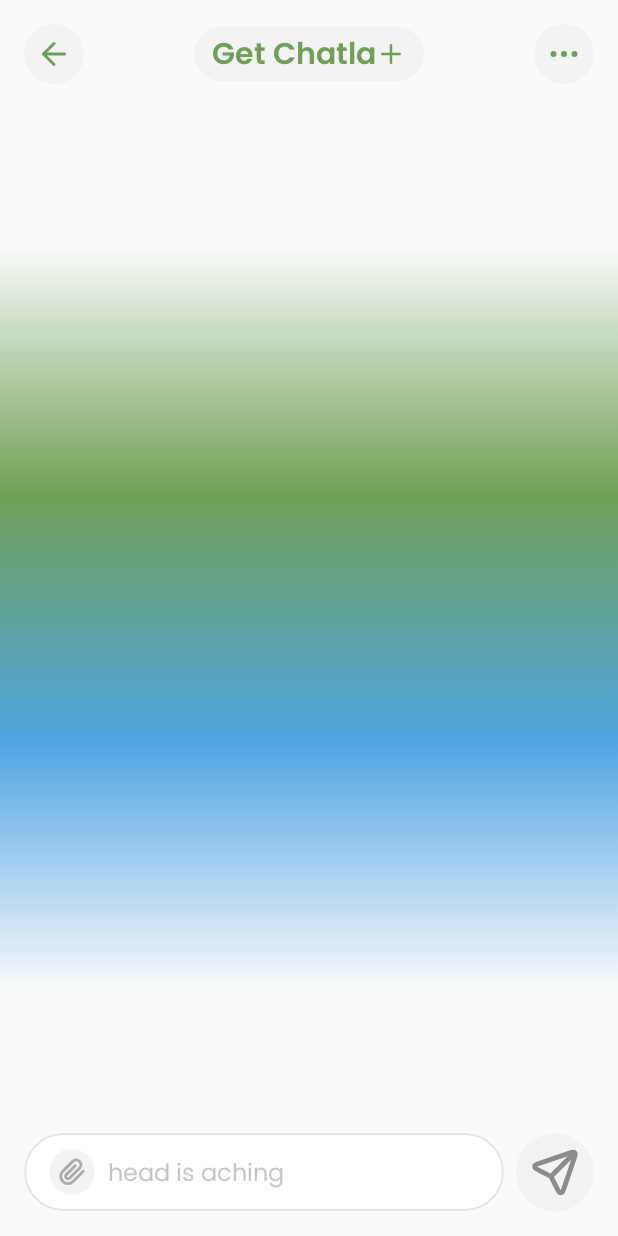
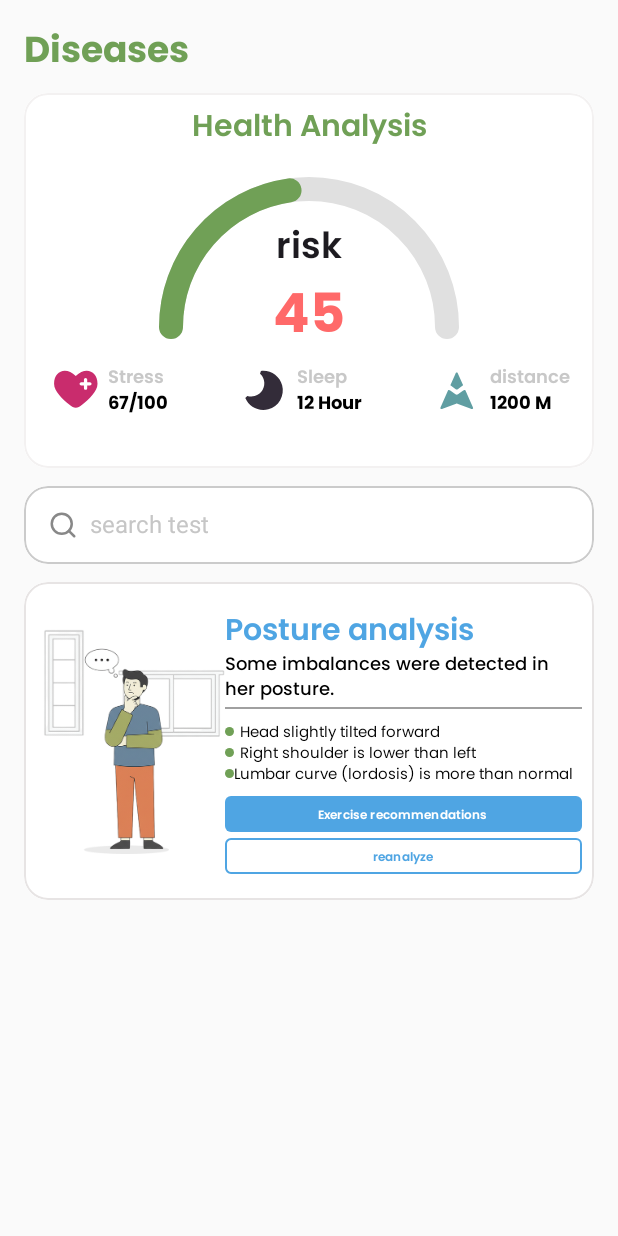
Before and after one commit to Muhammed-Turgut/Care-Mate-Health-App, an Android app built with Jetpack Compose: the screen it shows after launch (MainActivity), on a phone screen of 412 x 824 dp. Run offline under Robolectric (Android 15) with nearby library versions, the phone set to English and light mode, and no system bars.

Commit message:
Analysis screen completed

```diff
--- a/app/src/main/java/com/muhammedturgut/caremate/MainActivity.kt
+++ b/app/src/main/java/com/muhammedturgut/caremate/MainActivity.kt
@@ -11,9 +11,7 @@ import androidx.compose.foundation.layout.padding
 import androidx.compose.material3.Scaffold
 import androidx.compose.ui.Modifier
 import androidx.compose.ui.unit.dp
-import com.muhammedturgut.caremate.ui.aiChat.AIChatPageScreen
-
-
+import com.muhammedturgut.caremate.ui.analysis.AnalyzePageScreen
 
 
 class MainActivity : ComponentActivity() {
@@ -32,7 +30,7 @@ class MainActivity : ComponentActivity() {
                         val maxHeight =maxHeight
                         val isTablet = maxWidth>600.dp
 
-                        AIChatPageScreen()
+                        AnalyzePageScreen(maxWidth,maxHeight,isTablet)
 
                     }
                 }
--- /dev/null
+++ b/app/src/main/java/com/muhammedturgut/caremate/ui/analysis/AnalyzePageScreen.kt
@@ -0,0 +1,555 @@
+package com.muhammedturgut.caremate.ui.analysis
+
+
+import androidx.compose.foundation.BorderStroke
+import androidx.compose.foundation.Canvas
+import androidx.compose.foundation.Image
+import androidx.compose.foundation.background
+import androidx.compose.foundation.border
+import androidx.compose.foundation.layout.Arrangement
+import androidx.compose.foundation.layout.Box
+import androidx.compose.foundation.layout.BoxWithConstraints
+import androidx.compose.foundation.layout.Column
+import androidx.compose.foundation.layout.PaddingValues
+import androidx.compose.foundation.layout.Row
+import androidx.compose.foundation.layout.Spacer
+import androidx.compose.foundation.layout.fillMaxSize
+import androidx.compose.foundation.layout.fillMaxWidth
+import androidx.compose.foundation.layout.height
+import androidx.compose.foundation.layout.heightIn
+import androidx.compose.foundation.layout.offset
+import androidx.compose.foundation.layout.padding
+import androidx.compose.foundation.layout.size
+import androidx.compose.foundation.layout.width
+import androidx.compose.foundation.layout.widthIn
+import androidx.compose.foundation.shape.CircleShape
+import androidx.compose.foundation.shape.RoundedCornerShape
+import androidx.compose.foundation.text.BasicTextField
+import androidx.compose.material3.Button
+import androidx.compose.material3.ButtonDefaults
+import androidx.compose.material3.Divider
+import androidx.compose.material3.Icon
+import androidx.compose.material3.Text
+import androidx.compose.runtime.Composable
+import androidx.compose.runtime.getValue
+import androidx.compose.runtime.mutableStateOf
+import androidx.compose.runtime.remember
+import androidx.compose.runtime.setValue
+import androidx.compose.ui.Alignment
+import androidx.compose.ui.Modifier
+import androidx.compose.ui.draw.clip
+import androidx.compose.ui.geometry.Offset
+import androidx.compose.ui.geometry.Size
+import androidx.compose.ui.graphics.Color
+import androidx.compose.ui.graphics.PathEffect
+import androidx.compose.ui.graphics.RectangleShape
+import androidx.compose.ui.graphics.StrokeCap
+import androidx.compose.ui.graphics.drawscope.Stroke
+import androidx.compose.ui.res.painterResource
+import androidx.compose.ui.text.TextStyle
+import androidx.compose.ui.text.font.FontFamily
+import androidx.compose.ui.text.font.FontWeight
+import androidx.compose.ui.text.style.TextAlign
+import androidx.compose.ui.tooling.preview.Preview
+import androidx.compose.ui.unit.Dp
+import androidx.compose.ui.unit.TextUnit
+import androidx.compose.ui.unit.dp
+import androidx.compose.ui.unit.max
+import androidx.compose.ui.unit.min
+import androidx.compose.ui.unit.sp
+import com.muhammedturgut.caremate.R
+import com.muhammedturgut.caremate.ui.start.login.LogInScreen
+import com.muhammedturgut.caremate.ui.theme.PoppinBold
+import com.muhammedturgut.caremate.ui.theme.PoppinMedium
+import com.muhammedturgut.caremate.ui.theme.PoppinRegular
+import com.muhammedturgut.caremate.ui.theme.PoppinSemiBold
+
+
+@Composable
+fun AnalyzePageScreen(maxWidth: Dp,
+                      maxHeight: Dp,
+                      isTablet:Boolean
+
+){
+    Box(modifier = Modifier
+        .fillMaxSize()
+        .background(Color(0xFFFAFAFA))) {
+
+        Column(
+            modifier = Modifier
+                .fillMaxSize()
+                .padding(top = 16.dp, start = 16.dp, end = 16.dp)
+        ) {
+
+            Text(
+                text = "Diseases",
+                fontSize = 24.sp,
+                fontFamily = PoppinBold,
+                color = Color(0xFF70A056)
+            )
+
+            Spacer(modifier = Modifier.height(12.dp))
+
+            HealthAnalysis()
+
+            Spacer(modifier = Modifier.height(12.dp))
+
+            SearchBar()
+
+            Spacer(modifier = Modifier.height(12.dp))
+
+            AnalyzedDiseasesRow(maxWidth = maxWidth,
+                maxHeight = maxHeight,
+                isTablet=isTablet)
+
+        }
+    }
+}
+
+@Composable
+private fun HealthAnalysis(){
+
+    Box(modifier = Modifier
+        .fillMaxWidth()
+        .height(250.dp)
+        .clip(RoundedCornerShape(16.dp))
+        .border(1.dp, Color(0xFFF3F1F1), RoundedCornerShape(16.dp))
+        .background(Color.White)){
+
+        Column(modifier = Modifier
+            .fillMaxSize()
+            .padding(horizontal = 16.dp),
+            horizontalAlignment = Alignment.CenterHorizontally) {
+
+            Text(text = "Health Analysis",
+                fontFamily = PoppinSemiBold,
+                fontSize = 20.sp,
+                lineHeight = 20.sp,
+                color = Color(0xFF70A056),
+                modifier = Modifier.padding(top = 8.dp)
+            )
+
+            MobileSemiCircleProgressBar(45.5f)
+            Spacer(modifier = Modifier.height(24.dp))
+            AnalysisResults()
+
+        }
+
+    }
+
+}
+
+@Composable
+fun MobileSemiCircleProgressBar(
+    progress: Float,
+    modifier: Modifier = Modifier,
+    strokeWidth: Dp = 16.dp,
+    size: Dp = 200.dp,
+    backgroundColor: Color = Color(0xFFE0E0E0),
+    progressColor: Color = Color(0xFF70A056),
+    showPercentage: Boolean = true,
+    textSize: TextUnit = 18.sp
+) {
+    Box(
+        modifier = modifier
+            .size(width = size, height = size * 0.6f),
+        contentAlignment = Alignment.BottomCenter
+    ) {
+        Canvas(modifier = Modifier.fillMaxSize()) {
+            val canvasWidth = size.value * density
+            val canvasHeight = (size.value * 0.6f) * density
+            val strokeWidthPx = strokeWidth.toPx()
+            val radius = (canvasWidth - strokeWidthPx) / 2
+            val center = Offset(canvasWidth / 2, canvasHeight)
+
+            // Arka plan yarım daire (180 derece)
+            drawArc(
+                color = backgroundColor,
+                startAngle = 180f,
+                sweepAngle = 180f,
+                useCenter = false,
+                style = Stroke(
+                    width = strokeWidthPx,
+                    cap = StrokeCap.Round
+                ),
+                size = Size(radius * 2, radius * 2),
+                topLeft = Offset(center.x - radius, center.y - radius)
+            )
+
+            // Progress yarım daire
+            if (progress > 0) {
+                drawArc(
+                    color = progressColor,
+                    startAngle = 180f,
+                    sweepAngle = 180f * (progress / 100f),
+                    useCenter = false,
+                    style = Stroke(
+                        width = strokeWidthPx,
+                        cap = StrokeCap.Round
+                    ),
+                    size = Size(radius * 2, radius * 2),
+                    topLeft = Offset(center.x - radius, center.y - radius)
+                )
+            }
+        }
+
+        // Merkez yüzde metni
+        if (showPercentage) {
+            Column(modifier = Modifier.offset(y = (16).dp),
+                verticalArrangement = Arrangement.Center,
+                horizontalAlignment = Alignment.CenterHorizontally) {
+
+                Text(text = "risk",
+                    fontFamily = PoppinSemiBold,
+                    fontSize = 24.sp,
+                    lineHeight = 24.sp
+                )
+
+                Spacer(modifier= Modifier.height(2.dp))
+
+                Text(
+                    text = "${progress.toInt()}",
+                    fontSize = 36.sp,
+                    lineHeight = 36.sp,
+                    fontFamily = PoppinBold,
+                    color = Color(0xFFFF6969),
+                )
+            }
+
+        }
+    }
+}
+
+@Composable
+private fun AnalysisResults(){
+    Row (modifier = Modifier.fillMaxWidth(),
+        verticalAlignment = Alignment.CenterVertically,
+        horizontalArrangement = Arrangement.SpaceBetween){
+
+        Row(horizontalArrangement = Arrangement.Center,
+            verticalAlignment = Alignment.CenterVertically){
+
+            Image(painter = painterResource(R.drawable.health_stress_icon),
+                contentDescription = null,
+                modifier = Modifier.size(36.dp))
+
+            Spacer(modifier = Modifier.width(4.dp))
+
+            Column {
+                Text(text = "Stress",
+                    fontFamily = PoppinSemiBold,
+                    color = Color(0xFFC8C8C8),
+                    lineHeight = 12.sp,
+                    fontSize = 12.sp)
+
+                Text(text = "67"+"/100",
+                    fontFamily = PoppinBold,
+                    color = Color.Black,
+                    lineHeight = 12.sp,
+                    fontSize = 12.sp)
+            }
+
+        }
+
+        Row(horizontalArrangement = Arrangement.Center,
+            verticalAlignment = Alignment.CenterVertically){
+
+            Image(painter = painterResource(R.drawable.sleep_icon),
+                contentDescription = null,
+                modifier = Modifier.size(36.dp))
+
+            Spacer(modifier = Modifier.width(4.dp))
+
+            Column {
+                Text(text = "Sleep",
+                    fontFamily = PoppinSemiBold,
+                    color = Color(0xFFC8C8C8),
+                    lineHeight = 12.sp,
+                    fontSize = 12.sp)
+
+                Text(text = "12 Hour",
+                    fontFamily = PoppinBold,
+                    color = Color.Black,
+                    lineHeight = 12.sp,
+                    fontSize = 12.sp)
+            }
+
+        }
+
+        Row(horizontalArrangement = Arrangement.Center,
+            verticalAlignment = Alignment.CenterVertically){
+
+            Image(painter = painterResource(R.drawable.navigate_icon),
+                contentDescription = null,
+                modifier = Modifier.size(36.dp))
+
+            Spacer(modifier = Modifier.width(4.dp))
+
+            Column {
+                Text(text = "distance",
+                    fontFamily = PoppinSemiBold,
+                    color = Color(0xFFC8C8C8),
+                    lineHeight = 12.sp,
+                    fontSize = 12.sp)
+
+                Text(text = "1200 M",
+                    fontFamily = PoppinBold,
+                    color = Color.Black,
+                    lineHeight = 12.sp,
+                    fontSize = 12.sp)
+            }
+
+        }
+
+    }
+}
+
+@Composable
+private fun SearchBar(
+    modifier: Modifier = Modifier,
+    hint: String = "search test",
+    onSearch: (String) -> Unit = {}
+) {
+    var text by remember { mutableStateOf("") }
+
+    Box(
+        modifier = modifier
+            .height(52.dp)
+            .fillMaxWidth()
+            .clip(RoundedCornerShape(16.dp))
+            .border(1.dp, Color(0xFFCBCBCB), RoundedCornerShape(16.dp))
+            .background(Color.White),
+        contentAlignment = Alignment.CenterStart
+    ) {
+        Row(
+            modifier = Modifier
+                .fillMaxSize()
+                .padding(horizontal = 16.dp),
+            verticalAlignment = Alignment.CenterVertically
+        ) {
+            Icon(
+                painter = painterResource(R.drawable.search_icon),
+                contentDescription = "Search Icon",
+                tint = Color(0xFF888888)
+            )
+
+            Spacer(modifier = Modifier.width(8.dp))
+
+            BasicTextField(
+                value = text,
+                onValueChange = { it->
+                    text = it
+                    onSearch(it)
+                },
+                singleLine = true,
+                textStyle = TextStyle(
+                    color = Color.Black,
+                    fontSize = 16.sp,
+                    textAlign = TextAlign.Start,
+                    fontFamily = FontFamily.SansSerif // yerine PoppinSemiBold koyabilirsin
+                ),
+                decorationBox = { innerTextField ->
+                    if (text.isEmpty()) {
+                        Text(
+                            text = hint,
+                            color = Color(0xFFC6C6C6),
+                            fontSize = 16.sp,
+                            fontFamily = FontFamily.SansSerif
+                        )
+                    }
+                    innerTextField()
+                },
+                modifier = Modifier.weight(1f)
+            )
+        }
+    }
+}
+
+
+@Composable
+private fun AnalyzedDiseasesRow(maxWidth: Dp,
+                                maxHeight: Dp,
+                                isTablet:Boolean){
+
+    val contentMaxWidth = if (maxWidth < 600.dp) maxWidth else 600.dp
+
+    Box(modifier = Modifier.fillMaxWidth()
+        .clip(RoundedCornerShape(16.dp))
+        .border(1.dp, Color(0xFFE7E4E4),RoundedCornerShape(16.dp))
+        .height(212.dp)
+        .background(Color.White)){
+
+        Row (modifier = Modifier.fillMaxSize(),
+            verticalAlignment = Alignment.CenterVertically,
+            horizontalArrangement = Arrangement.SpaceBetween){
+
+            Image(painter = painterResource(R.drawable.on_boarding_screen_start_image),
+                contentDescription = null,
+                modifier = Modifier
+                    .padding(start = 12.dp)
+                    .size(122.dp,196.dp))
+
+            Spacer(modifier = Modifier.height(24.dp))
+
+            Column(horizontalAlignment = Alignment.Start,
+                modifier = Modifier.padding(end = 8.dp)) {
+
+                Text(text = "Posture analysis",
+                    fontFamily = PoppinSemiBold,
+                    fontSize = 20.sp,
+                    color = Color(0xFF4FA5E3)
+                )
+
+                Text(text = "Some imbalances were detected in her posture.",
+                    fontFamily = PoppinMedium,
+                    fontSize = 12.sp,
+                    textAlign = TextAlign.Start,
+                    color = Color.Black
+                )
+
+
+                Divider(
+                    modifier = Modifier
+                        .fillMaxWidth()
+                        .padding(vertical = 4.dp),
+                    color = Color(0xFFA0A0A0),
+                    thickness = 1.dp
+                )
+                Spacer(modifier = Modifier.height(4.dp))
+
+                Row(modifier = Modifier.fillMaxWidth(),
+                    verticalAlignment = Alignment.CenterVertically){
+
+                    Box(modifier = Modifier
+                        .size(6.dp,6.dp)
+                        .clip(CircleShape)
+                        .background(Color(0xFF70A056)))
+
+                    Spacer(modifier = Modifier.width(4.dp))
+
+                    Text(text = "Head slightly tilted forward",
+                        fontSize = 10.sp,
+                        lineHeight = 10.sp,
+                        fontFamily = PoppinRegular,
+                        color = Color.Black)
+
+                }
+
+                Spacer(modifier = Modifier.width(4.dp))
+
+                Row(modifier = Modifier.fillMaxWidth(),
+                    verticalAlignment = Alignment.CenterVertically){
+
+                    Box(modifier = Modifier
+                        .size(6.dp,6.dp)
+                        .clip(CircleShape)
+                        .background(Color(0xFF70A056)))
+
+                    Spacer(modifier = Modifier.width(4.dp))
+
+                    Text(text = "Right shoulder is lower than left",
+                        fontSize = 10.sp,
+                        lineHeight = 10.sp,
+                        fontFamily = PoppinRegular,
+                        color = Color.Black
+                    )
+
+                }
+
+                Spacer(modifier = Modifier.width(4.dp))
+
+                Row(modifier = Modifier.fillMaxWidth(),
+                    verticalAlignment = Alignment.CenterVertically){
+
+                    Box(modifier = Modifier
+                        .size(6.dp,6.dp)
+                        .clip(CircleShape)
+                        .background(Color(0xFF70A056)))
+
+                    Spacer(modifier = Modifier.height(4.dp))
+
+                    Text(text = "Lumbar curve (lordosis) is more than normal",
+                        fontSize = 10.sp,
+                        lineHeight = 10.sp,
+                        fontFamily = PoppinRegular,
+                        color = Color.Black)
+
+                }
+
+                Spacer(modifier = Modifier.height(8.dp))
+
+                Button(
+                    onClick = {
+                        // navControllerAppHost.navigate("NavBarHost")
+                    },
+                    modifier = Modifier
+                        .fillMaxWidth()
+                        .height(24.dp),
+                    colors = ButtonDefaults.buttonColors(
+                        containerColor = Color(0xFF4FA5E3)
+                    ),
+                    shape = RoundedCornerShape(4.dp),
+                    contentPadding = PaddingValues(
+                        horizontal = 16.dp,
+                        vertical = 0.dp
+                    )
+                ) {
+                    Text(
+                        text = "Exercise recommendations",
+                        color = Color.White,
+                        lineHeight = 10.sp,
+                        fontSize = if (isTablet) 14.sp else 8.sp,
+                        fontFamily = PoppinSemiBold
+                    )
+                }
+
+                Spacer(modifier = Modifier.height(4.dp))
+
+                Button(
+                    onClick = {
+                        // navControllerAppHost.navigate("NavBarHost")
+                    },
+                    modifier = Modifier
+                        .fillMaxWidth()
+                        .height(24.dp),
+                    colors = ButtonDefaults.buttonColors(
+                        containerColor = Color.Transparent
+                    ),
+                    shape = RoundedCornerShape(4.dp),
+                    border = BorderStroke(1.dp, Color(0xFF4FA5E3)),
+                    contentPadding = PaddingValues(
+                        horizontal = 16.dp,
+                        vertical = 0.dp
+                    )
+                ) {
+                    Text(
+                        text = "reanalyze",
+                        color = Color(0xFF4FA5E3),
+                        lineHeight = 10.sp,
+                        fontSize = if (isTablet) 14.sp else 8.sp,
+                        fontFamily = PoppinSemiBold
+                    )
+                }
+
+            }
+
+        }
+
+    }
+}
+
+@Preview(showBackground = true)
+@Composable
+private fun Show(){
+    BoxWithConstraints(modifier = Modifier.fillMaxSize()) {
+
+        val maxWidth = maxWidth
+        val maxHeight =maxHeight
+        val isTablet = maxWidth>600.dp
+
+        AnalyzePageScreen(maxWidth = maxWidth,
+            maxHeight = maxHeight,
+            isTablet=isTablet)
+
+    }
+}
--- /dev/null
+++ b/app/src/main/res/drawable/health_stress_icon.xml
@@ -0,0 +1,10 @@
+<vector xmlns:android="http://schemas.android.com/apk/res/android"
+    android:width="29dp"
+    android:height="29dp"
+    android:viewportWidth="29"
+    android:viewportHeight="29">
+  <path
+      android:pathData="M11.38,22.244C7.947,19.613 3.258,15.267 3.258,11.158C3.258,4.293 9.674,1.73 14.924,7.033C20.174,1.73 26.591,4.293 26.591,11.158C26.591,15.267 21.902,19.613 18.469,22.244C16.915,23.435 16.138,24.03 14.924,24.03C13.711,24.03 12.934,23.435 11.38,22.244ZM20.174,7.989C20.657,7.989 21.049,8.38 21.049,8.864V10.322H22.508C22.991,10.322 23.383,10.714 23.383,11.197C23.383,11.68 22.991,12.072 22.508,12.072H21.049V13.53C21.049,14.014 20.657,14.405 20.174,14.405C19.691,14.405 19.299,14.014 19.299,13.53V12.072H17.841C17.358,12.072 16.966,11.68 16.966,11.197C16.966,10.714 17.358,10.322 17.841,10.322H19.299V8.864C19.299,8.38 19.691,7.989 20.174,7.989Z"
+      android:fillColor="#C92C6D"
+      android:fillType="evenOdd"/>
+</vector>
--- /dev/null
+++ b/app/src/main/res/drawable/navigate_icon.xml
@@ -0,0 +1,10 @@
+<vector xmlns:android="http://schemas.android.com/apk/res/android"
+    android:width="29dp"
+    android:height="29dp"
+    android:viewportWidth="29"
+    android:viewportHeight="29">
+  <path
+      android:pathData="M10.871,14.806C10.552,14.578 10.393,14.464 10.234,14.45C10.096,14.438 9.957,14.475 9.844,14.556C9.714,14.649 9.635,14.828 9.476,15.186L5.931,23.162C5.646,23.801 5.504,24.121 5.565,24.327C5.617,24.505 5.752,24.648 5.927,24.711C6.129,24.784 6.456,24.661 7.111,24.415L14.032,21.82C14.153,21.774 14.214,21.752 14.276,21.743C14.332,21.735 14.388,21.735 14.443,21.743C14.505,21.752 14.566,21.774 14.687,21.82L21.608,24.415C22.263,24.661 22.59,24.784 22.792,24.711C22.967,24.648 23.102,24.505 23.154,24.327C23.215,24.121 23.073,23.801 22.788,23.162L19.244,15.186C19.084,14.828 19.005,14.649 18.875,14.556C18.762,14.475 18.624,14.438 18.485,14.45C18.326,14.464 18.167,14.578 17.848,14.806L15.038,16.813C14.632,17.103 14.087,17.103 13.682,16.813L10.871,14.806ZM10.931,11.911C10.917,11.942 10.927,11.978 10.954,11.998L13.817,14.042C14.012,14.182 14.11,14.252 14.216,14.278C14.31,14.302 14.409,14.302 14.503,14.278C14.609,14.252 14.707,14.182 14.902,14.042L17.765,11.998C17.792,11.978 17.802,11.942 17.788,11.911L15.212,6.116C14.942,5.508 14.807,5.204 14.619,5.111C14.456,5.03 14.264,5.03 14.1,5.111C13.912,5.204 13.777,5.508 13.507,6.116L10.931,11.911Z"
+      android:fillColor="#609EA2"
+      android:fillType="evenOdd"/>
+</vector>
--- /dev/null
+++ b/app/src/main/res/drawable/sleep_icon.xml
@@ -0,0 +1,9 @@
+<vector xmlns:android="http://schemas.android.com/apk/res/android"
+    android:width="29dp"
+    android:height="29dp"
+    android:viewportWidth="29"
+    android:viewportHeight="29">
+  <path
+      android:pathData="M24.242,11.995C23.016,7.419 18.848,4.221 14.109,4.221C13.689,4.221 13.264,4.247 12.847,4.298L12.365,5.816C13.368,6.723 14.083,7.889 14.431,9.188C15.43,12.916 13.21,16.763 9.481,17.761C8.184,18.109 6.811,18.074 5.528,17.658L4.453,18.834C6.105,22.709 9.891,25.214 14.097,25.214H14.098C15.01,25.214 15.926,25.093 16.816,24.854C19.524,24.128 21.789,22.391 23.191,19.962C24.595,17.534 24.968,14.704 24.242,11.995ZM21.677,19.088C20.508,21.112 18.622,22.56 16.364,23.164C15.621,23.364 14.859,23.464 14.099,23.464C11.201,23.464 19.806,24.768 18.195,22.449C19.201,22.537 18.382,22.398 19.362,22.134C24.022,20.886 23.801,14.545 22.552,9.884C22.289,8.9 23.334,16.836 22.758,16.009C26.393,16.318 21.594,8.875 22.552,12.447C23.157,14.706 22.845,17.064 21.677,19.088Z"
+      android:fillColor="#332C39"/>
+</vector>
```
